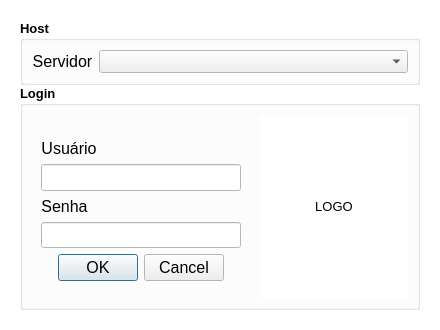
First picture: the form in Resources/UI/LoginDialog.ui, repository Klubas/Projeto-SOAD, before the edit.
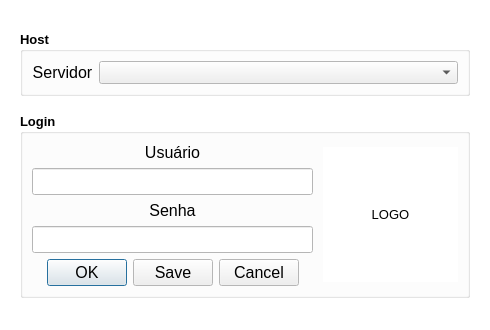
Second picture: the form after the edit.

```diff
--- a/Resources/UI/LoginDialog.ui
+++ b/Resources/UI/LoginDialog.ui
@@ -6,25 +6,25 @@
    <rect>
     <x>0</x>
     <y>0</y>
-    <width>440</width>
+       <width>490</width>
     <height>330</height>
    </rect>
   </property>
   <property name="sizePolicy">
-   <sizepolicy hsizetype="Preferred" vsizetype="Minimum">
+      <sizepolicy hsizetype="Preferred" vsizetype="Preferred">
     <horstretch>0</horstretch>
     <verstretch>0</verstretch>
    </sizepolicy>
   </property>
   <property name="minimumSize">
    <size>
-    <width>440</width>
-    <height>195</height>
+       <width>490</width>
+       <height>330</height>
    </size>
   </property>
   <property name="maximumSize">
    <size>
-    <width>440</width>
+       <width>600</width>
     <height>330</height>
    </size>
   </property>
@@ -95,44 +95,39 @@
   <property name="windowTitle">
    <string>SOAD - Login</string>
   </property>
-  <layout class="QGridLayout" name="gridLayout">
-   <item row="3" column="0">
-    <widget class="QFrame" name="verticalFrame">
-     <property name="sizePolicy">
-      <sizepolicy hsizetype="Minimum" vsizetype="Minimum">
-       <horstretch>0</horstretch>
-       <verstretch>0</verstretch>
-      </sizepolicy>
-     </property>
-     <property name="maximumSize">
-      <size>
-       <width>16777215</width>
-       <height>16777215</height>
-      </size>
-     </property>
-     <layout class="QGridLayout" name="gridLayout_2">
-      <item row="0" column="0">
        <layout class="QVBoxLayout" name="verticalLayout_2">
-        <property name="spacing">
-         <number>0</number>
-        </property>
+         <item>
+    <widget class="QFrame" name="verticalFrame">
+     <property name="sizePolicy">
+         <sizepolicy hsizetype="Preferred" vsizetype="Preferred">
+       <horstretch>0</horstretch>
+       <verstretch>0</verstretch>
+      </sizepolicy>
+     </property>
+     <property name="maximumSize">
+      <size>
+       <width>16777215</width>
+       <height>16777215</height>
+      </size>
+     </property>
+        <layout class="QVBoxLayout" name="verticalLayout">
         <item>
          <widget class="QGroupBox" name="verticalGroupBox_servidor">
           <property name="sizePolicy">
-           <sizepolicy hsizetype="Minimum" vsizetype="Minimum">
+                        <sizepolicy hsizetype="Preferred" vsizetype="Fixed">
             <horstretch>0</horstretch>
             <verstretch>0</verstretch>
            </sizepolicy>
           </property>
           <property name="minimumSize">
            <size>
-            <width>400</width>
-            <height>30</height>
+                            <width>0</width>
+                            <height>0</height>
            </size>
           </property>
           <property name="maximumSize">
            <size>
-            <width>400</width>
+                            <width>16777215</width>
             <height>16777215</height>
            </size>
           </property>
@@ -147,6 +142,9 @@
            <string>Host</string>
           </property>
           <layout class="QFormLayout" name="formLayout_2">
+                        <property name="fieldGrowthPolicy">
+                            <enum>QFormLayout::AllNonFixedFieldsGrow</enum>
+                        </property>
            <property name="bottomMargin">
             <number>9</number>
            </property>
@@ -169,6 +167,12 @@
            </item>
            <item row="0" column="1">
             <widget class="QComboBox" name="comboBox_servidor">
+                                <property name="sizePolicy">
+                                    <sizepolicy hsizetype="Preferred" vsizetype="Preferred">
+                                        <horstretch>0</horstretch>
+                                        <verstretch>0</verstretch>
+                                    </sizepolicy>
+                                </property>
              <property name="font">
               <font>
                <pointsize>10</pointsize>
@@ -183,6 +187,12 @@
         </item>
         <item>
          <widget class="QGroupBox" name="groupBox_login">
+                    <property name="sizePolicy">
+                        <sizepolicy hsizetype="Preferred" vsizetype="Fixed">
+                            <horstretch>0</horstretch>
+                            <verstretch>0</verstretch>
+                        </sizepolicy>
+                    </property>
           <property name="font">
            <font>
             <pointsize>10</pointsize>
@@ -198,17 +208,17 @@
             <number>10</number>
            </property>
            <item>
-            <widget class="QWidget" name="verticalWidget_login" native="true">
+                            <widget class="QFrame" name="verticalFrame_login">
              <property name="sizePolicy">
-              <sizepolicy hsizetype="Minimum" vsizetype="Minimum">
+                                    <sizepolicy hsizetype="Preferred" vsizetype="Preferred">
                <horstretch>0</horstretch>
                <verstretch>0</verstretch>
               </sizepolicy>
              </property>
              <property name="maximumSize">
               <size>
-               <width>224</width>
-               <height>165</height>
+                                        <width>16777215</width>
+                                        <height>16777215</height>
               </size>
              </property>
              <property name="font">
@@ -218,9 +228,27 @@
                <bold>false</bold>
               </font>
              </property>
-             <layout class="QFormLayout" name="formLayout">
-              <item row="1" column="0">
+                                <layout class="QVBoxLayout" name="verticalLayout_3">
+                                    <property name="leftMargin">
+                                        <number>0</number>
+                                    </property>
+                                    <property name="topMargin">
+                                        <number>0</number>
+                                    </property>
+                                    <property name="rightMargin">
+                                        <number>0</number>
+                                    </property>
+                                    <property name="bottomMargin">
+                                        <number>0</number>
+                                    </property>
+                                    <item>
                <widget class="QLabel" name="label_usuario">
+                                            <property name="sizePolicy">
+                                                <sizepolicy hsizetype="Preferred" vsizetype="Preferred">
+                                                    <horstretch>0</horstretch>
+                                                    <verstretch>0</verstretch>
+                                                </sizepolicy>
+                                            </property>
                 <property name="font">
                  <font>
                   <pointsize>12</pointsize>
@@ -236,11 +264,17 @@
                 </property>
                </widget>
               </item>
-              <item row="2" column="0">
+                                    <item>
                <widget class="QLineEdit" name="lineEdit_usuario">
+                                            <property name="sizePolicy">
+                                                <sizepolicy hsizetype="Preferred" vsizetype="Preferred">
+                                                    <horstretch>0</horstretch>
+                                                    <verstretch>0</verstretch>
+                                                </sizepolicy>
+                                            </property>
                 <property name="minimumSize">
                  <size>
-                  <width>200</width>
+                                                    <width>0</width>
                   <height>0</height>
                  </size>
                 </property>
@@ -251,10 +285,19 @@
                   <bold>false</bold>
                  </font>
                 </property>
-               </widget>
-              </item>
-              <item row="3" column="0">
+                                            <property name="clearButtonEnabled">
+                                                <bool>true</bool>
+                                            </property>
+                                        </widget>
+                                    </item>
+                                    <item>
                <widget class="QLabel" name="label_senha">
+                                            <property name="sizePolicy">
+                                                <sizepolicy hsizetype="Preferred" vsizetype="Preferred">
+                                                    <horstretch>0</horstretch>
+                                                    <verstretch>0</verstretch>
+                                                </sizepolicy>
+                                            </property>
                 <property name="font">
                  <font>
                   <pointsize>12</pointsize>
@@ -270,11 +313,17 @@
                 </property>
                </widget>
               </item>
-              <item row="4" column="0">
+                                    <item>
                <widget class="QLineEdit" name="lineEdit_senha">
+                                            <property name="sizePolicy">
+                                                <sizepolicy hsizetype="Preferred" vsizetype="Preferred">
+                                                    <horstretch>0</horstretch>
+                                                    <verstretch>0</verstretch>
+                                                </sizepolicy>
+                                            </property>
                 <property name="minimumSize">
                  <size>
-                  <width>200</width>
+                                                    <width>0</width>
                   <height>0</height>
                  </size>
                 </property>
@@ -288,22 +337,22 @@
                 <property name="echoMode">
                  <enum>QLineEdit::Password</enum>
                 </property>
-               </widget>
-              </item>
-              <item row="0" column="0">
-               <layout class="QHBoxLayout" name="horizontalLayout_2"/>
-              </item>
-              <item row="5" column="0">
+                                            <property name="clearButtonEnabled">
+                                                <bool>true</bool>
+                                            </property>
+                                        </widget>
+                                    </item>
+                                    <item>
                <widget class="QDialogButtonBox" name="buttonBox">
                 <property name="sizePolicy">
-                 <sizepolicy hsizetype="Expanding" vsizetype="Expanding">
+                                                <sizepolicy hsizetype="Preferred" vsizetype="Preferred">
                   <horstretch>0</horstretch>
                   <verstretch>0</verstretch>
                  </sizepolicy>
                 </property>
                 <property name="minimumSize">
                  <size>
-                  <width>200</width>
+                                                    <width>0</width>
                   <height>0</height>
                  </size>
                 </property>
@@ -327,7 +376,9 @@
                  <enum>Qt::Horizontal</enum>
                 </property>
                 <property name="standardButtons">
-                 <set>QDialogButtonBox::Cancel|QDialogButtonBox::Ok</set>
+                                                <set>
+                                                    QDialogButtonBox::Cancel|QDialogButtonBox::Ok|QDialogButtonBox::Save
+                                                </set>
                 </property>
                 <property name="centerButtons">
                  <bool>true</bool>
@@ -338,6 +389,13 @@
             </widget>
            </item>
            <item>
+                            <widget class="QFrame" name="logo">
+                                <property name="maximumSize">
+                                    <size>
+                                        <width>135</width>
+                                        <height>135</height>
+                                    </size>
+                                </property>
             <layout class="QGridLayout" name="gridLayout_3" rowstretch="0" columnstretch="0">
              <property name="sizeConstraint">
               <enum>QLayout::SetMinimumSize</enum>
@@ -359,6 +417,24 @@
              </property>
              <item row="0" column="0">
               <widget class="QScrollArea" name="scrollArea_logo">
+                                            <property name="sizePolicy">
+                                                <sizepolicy hsizetype="Preferred" vsizetype="Preferred">
+                                                    <horstretch>0</horstretch>
+                                                    <verstretch>0</verstretch>
+                                                </sizepolicy>
+                                            </property>
+                                            <property name="minimumSize">
+                                                <size>
+                                                    <width>135</width>
+                                                    <height>135</height>
+                                                </size>
+                                            </property>
+                                            <property name="maximumSize">
+                                                <size>
+                                                    <width>16777215</width>
+                                                    <height>16777215</height>
+                                                </size>
+                                            </property>
                <property name="frameShape">
                 <enum>QFrame::NoFrame</enum>
                </property>
@@ -376,10 +452,16 @@
                  <rect>
                   <x>0</x>
                   <y>0</y>
-                  <width>142</width>
-                  <height>177</height>
-                 </rect>
-                </property>
+                                                        <width>135</width>
+                                                        <height>135</height>
+                                                    </rect>
+                                                </property>
+                                                <property name="minimumSize">
+                                                    <size>
+                                                        <width>135</width>
+                                                        <height>135</height>
+                                                    </size>
+                                                </property>
                 <property name="inputMethodHints">
                  <set>Qt::ImhNone</set>
                 </property>
@@ -402,11 +484,23 @@
                  <item row="0" column="0">
                   <widget class="QLabel" name="label_logo">
                    <property name="sizePolicy">
-                    <sizepolicy hsizetype="Expanding" vsizetype="Expanding">
+                                                                <sizepolicy hsizetype="Preferred" vsizetype="Preferred">
                      <horstretch>0</horstretch>
                      <verstretch>0</verstretch>
                     </sizepolicy>
                    </property>
+                                                            <property name="minimumSize">
+                                                                <size>
+                                                                    <width>135</width>
+                                                                    <height>135</height>
+                                                                </size>
+                                                            </property>
+                                                            <property name="maximumSize">
+                                                                <size>
+                                                                    <width>16777215</width>
+                                                                    <height>16777215</height>
+                                                                </size>
+                                                            </property>
                    <property name="font">
                     <font>
                      <pointsize>10</pointsize>
@@ -433,11 +527,10 @@
               </widget>
              </item>
             </layout>
-           </item>
-          </layout>
          </widget>
         </item>
        </layout>
+                </widget>
       </item>
      </layout>
     </widget>
```
Lines whose indentation alone changed are shown as unchanged.
